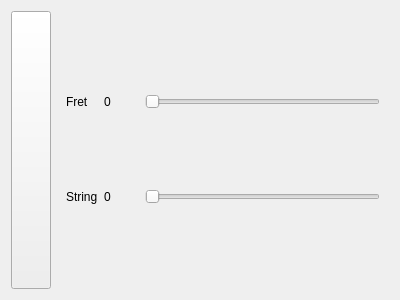
The window that EdgeSettingsWidget.ui (sergsave/MagicCubiano) describes before a commit, drawn with Qt 5.
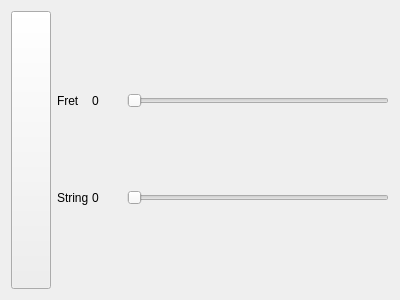
The same window after the commit.

Patch:
```diff
--- a/EdgeSettingsWidget.ui
+++ b/EdgeSettingsWidget.ui
@@ -36,7 +36,22 @@
       <number>0</number>
      </property>
      <widget class="QWidget" name="clockwizePage">
-      <layout class="QGridLayout" name="gridLayout_3" columnminimumwidth="0,35,0">
+      <layout class="QGridLayout" name="gridLayout_3" columnstretch="0,0,1" columnminimumwidth="0,35,0">
+       <property name="leftMargin">
+        <number>0</number>
+       </property>
+       <property name="topMargin">
+        <number>0</number>
+       </property>
+       <property name="rightMargin">
+        <number>0</number>
+       </property>
+       <property name="bottomMargin">
+        <number>0</number>
+       </property>
+       <property name="spacing">
+        <number>0</number>
+       </property>
        <item row="1" column="2">
         <widget class="QSlider" name="clockStringSlider">
          <property name="orientation">
@@ -75,7 +90,7 @@
        <item row="1" column="0">
         <widget class="QLabel" name="stringLabel">
          <property name="text">
-          <string>String</string>
+          <string>String </string>
          </property>
         </widget>
        </item>
```
Left out of the diff: 17 changed lines with no effect on the pictures.
